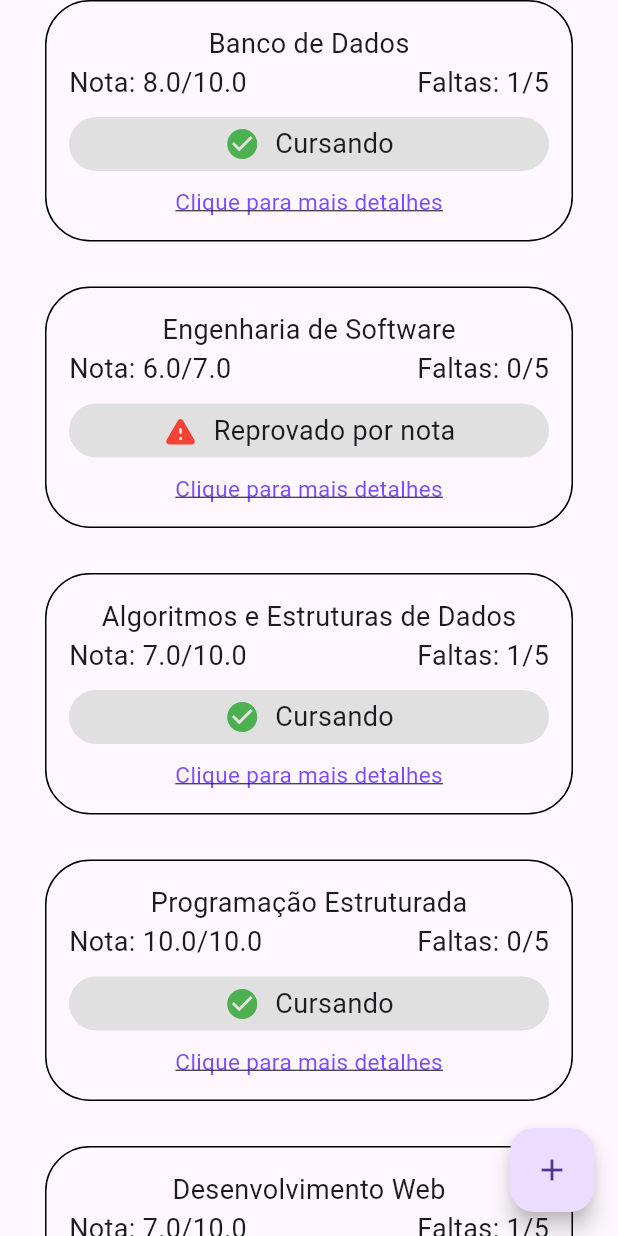
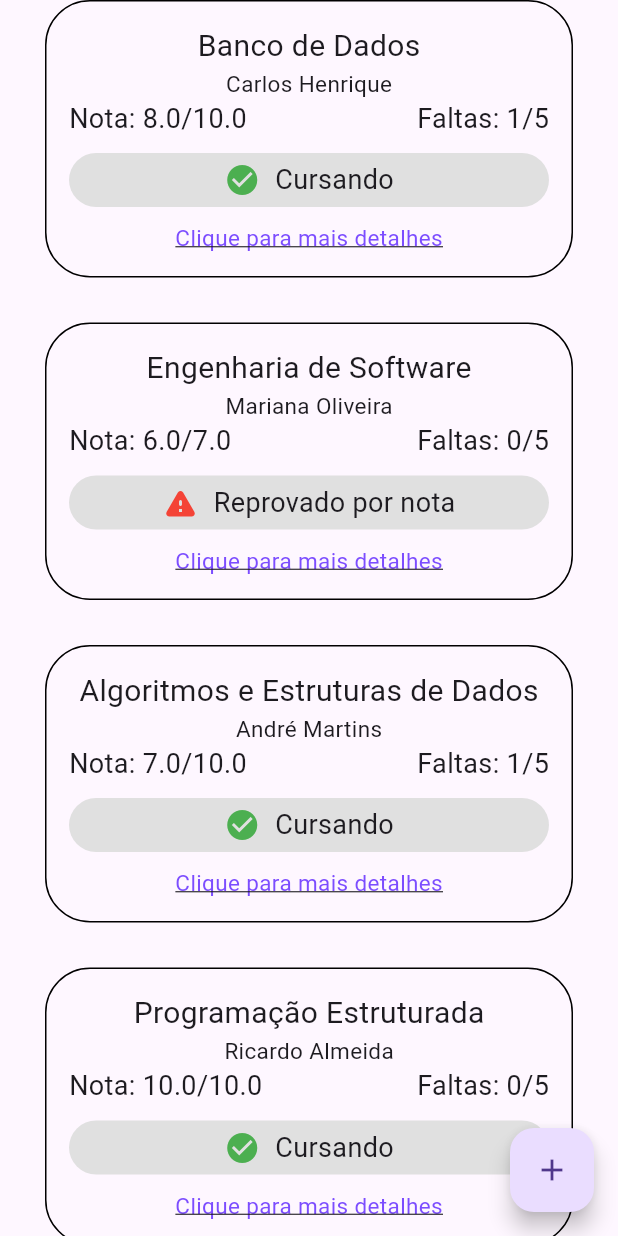
Before and after one commit to rafasdsm/studytracker_v2, a Flutter app: the screen it shows after launch, on a phone screen of 412 x 824 dp. Run offline on Flutter 3.47's test engine with Material 3 defaults, Android fonts, the phone set to English and light mode, and no system bars; our stand-ins replace flutter_speed_dial, material_ui.

Commit message:
feat: enhance MateriaDetailPage with SpeedDial for adding notes and absences; update styles and improve layout in MateriasPage

```diff
--- a/lib/main.dart
+++ b/lib/main.dart
@@ -291,6 +291,8 @@ class MainApp extends StatelessWidget {
 
   @override
   Widget build(BuildContext context) {
-    return MaterialApp(home: MateriasPage());
+    return MaterialApp(
+      home: MateriasPage(),
+    );
   }
 }
--- a/lib/pages/materias.dart
+++ b/lib/pages/materias.dart
@@ -86,7 +86,8 @@ class MateriasPage extends StatelessWidget {
             padding: EdgeInsets.all(15),
             child: Column(
               children: [
-                Text(_nome, style: TextStyle(fontSize: 18)),
+                Text(_nome, style: TextStyle(fontSize: 20)),
+                Text(_professor, style: TextStyle(fontSize: 15)),
                 Row(
                   crossAxisAlignment: CrossAxisAlignment.center,
                   children: [
--- a/pubspec.yaml
+++ b/pubspec.yaml
@@ -9,6 +9,7 @@ environment:
 dependencies:
   flutter:
     sdk: flutter
+  flutter_speed_dial: ^8.0.0
   material_ui: ^1.11.0
 
 dev_dependencies:
```
Also changed, not shown: lib/pages/materiadetail.dart (+21 -4 lines), lib/model/localbank.dart (line endings or trailing spaces), pubspec.lock.
